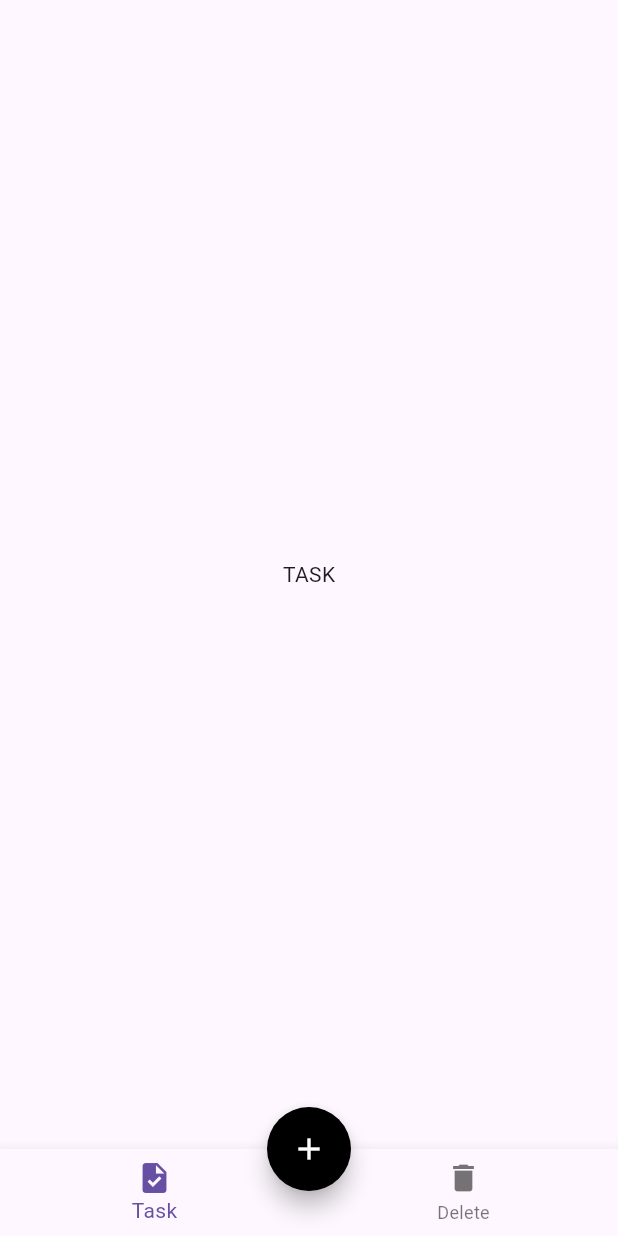
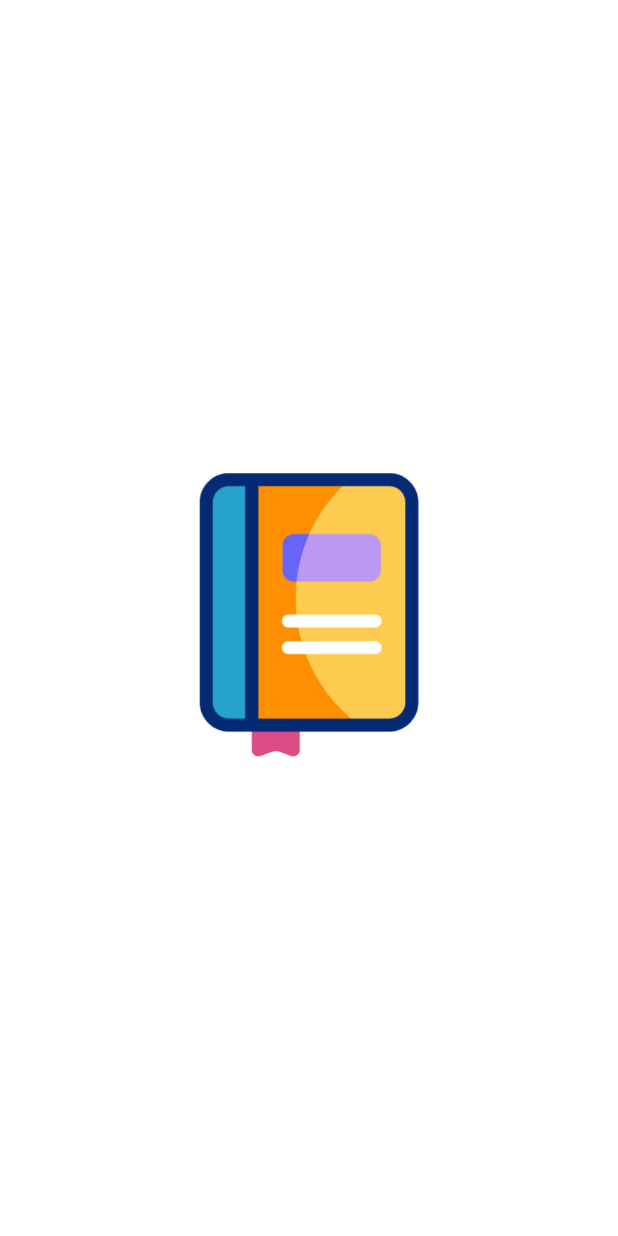
Before and after one commit to MohAdell/Todo_List, a Flutter app: the first screen one second after launch, on a phone screen of 412 x 824 dp. Run offline on Flutter 3.47's test engine with Material 3 defaults, Android fonts, the phone set to English and light mode, and no system bars; drawn by our look-alikes of another_flutter_splash_screen; our stand-ins replace animated_notch_bottom_bar, flutter_slidable, sizer, sqflite; accounts and stored records are empty.

Commit message:
NEW SPLASHSCREEN

```diff
--- a/lib/main.dart
+++ b/lib/main.dart
@@ -1,6 +1,5 @@
-import 'package:app2/view/home_page.dart';
+import 'package:app2/splash_screen.dart';
 import 'package:flutter/material.dart';
-import 'package:sizer/sizer.dart';
 
 void main() {
   runApp(const MyApp());
@@ -13,9 +12,9 @@ class MyApp extends StatelessWidget {
   @override
   Widget build(BuildContext context) {
     return MaterialApp(
-      debugShowCheckedModeBanner: false,
-      title: 'Flutter Demo',
-      home: HomePage(),
+      // debugShowCheckedModeBanner: false,
+      // title: 'Flutter Demo',
+      home: SplashScreen(),
     );
   }
 }
--- /dev/null
+++ b/lib/splash_screen.dart
@@ -0,0 +1,32 @@
+import 'package:another_flutter_splash_screen/another_flutter_splash_screen.dart';
+import 'package:flutter/cupertino.dart';
+
+import 'TodoAppUi.dart';
+
+class SplashScreen extends StatefulWidget {
+  const SplashScreen({super.key});
+
+  @override
+  State<SplashScreen> createState() => _SplashScreenState();
+}
+
+class _SplashScreenState extends State<SplashScreen> {
+  @override
+  Widget build(BuildContext context) {
+    return FlutterSplashScreen.gif(
+      gifPath: 'assets/image/notebook.gif',
+      gifWidth: 269,
+      gifHeight: 474,
+      backgroundColor: Color(0xFFFFFFFF),
+      setStateTimer: Duration(milliseconds: 100),
+      nextScreen: const MyApp(),
+      duration: const Duration(milliseconds: 3515),
+      onInit: () async {
+        debugPrint("onInit");
+      },
+      onEnd: () async {
+        debugPrint("onEnd 1");
+      },
+    );
+  }
+}
--- a/lib/view/home_page.dart
+++ b/lib/view/home_page.dart
@@ -1,190 +1,190 @@
-import 'package:app2/view/tasks_page.dart';
-import 'package:app2/view/widget/default_from_filed.dart';
-import 'package:app2/view/widget/default_text.dart';
-import 'package:flutter/cupertino.dart';
-import 'package:flutter/material.dart';
-import 'package:intl/intl.dart';
-import 'package:sqflite/sqflite.dart';
-
-import '../constant.dart';
-import '../data/local_data.dart';
-import 'delete_page.dart';
-import 'package:app2/view/widget/default_from_filed.dart';
-
-class HomePage extends StatefulWidget {
-  HomePage({super.key});
-
-  @override
-  State<HomePage> createState() => _HomePageState();
-}
-
-class _HomePageState extends State<HomePage> {
-  late Database database;
-  int currentIndex = 0;
-  @override
-  void initState() {
-    // crateDataBase();
-    super.initState();
-  }
-
-  List<Widget> screens = const [
-    TasksPage(),
-    DeletePage(),
-  ];
-  var scaffoldKey = GlobalKey<ScaffoldState>();
-  @override
-  Widget build(BuildContext context) {
-    return Scaffold(
-      key: scaffoldKey,
-      // appBar: AppBar(
-      //   title: DefaultText(
-      //     date: 'Todo List',
-      //   ),
-      // ),
-      body: screens[currentIndex],
-      floatingActionButtonLocation: FloatingActionButtonLocation.centerDocked,
-
-      floatingActionButton: FloatingActionButton(
-        shape: CircleBorder(),
-        backgroundColor: Colors.black,
-        onPressed: () {
-          scaffoldKey.currentState?.showBottomSheet((context) {
-            return Container(
-              padding: EdgeInsets.all(30),
-              height: MediaQuery.of(context).size.height * 0.4,
-              decoration: BoxDecoration(
-                  color: Colors.white10,
-                  borderRadius: BorderRadius.circular(30)),
-              child: Column(
-                //Old text filed
-                // children: [
-                //   TextField(
-                //     decoration: InputDecoration(
-                //         hintText: "Task",
-                //         suffixIcon: Icon(Icons.task),
-                //         border: OutlineInputBorder(
-                //             borderRadius: BorderRadius.circular(20))),
-                //   ),
-                //   const SizedBox(
-                //     height: 20,
-                //   ),
-                //   TextField(
-                //     decoration: InputDecoration(
-                //         hintText: "Date",
-                //         suffixIcon: Icon(Icons.calendar_month),
-                //         border: OutlineInputBorder(
-                //             borderRadius: BorderRadius.circular(20))),
-                //   ),
-                //   const SizedBox(
-                //     height: 20,
-                //   ),
-                //   TextField(
-                //     decoration: InputDecoration(
-                //         hintText: "Time",
-                //         suffixIcon: Icon(Icons.timer),
-                //         border: OutlineInputBorder(
-                //             borderRadius: BorderRadius.circular(20))),
-                //   ),
-                //   const SizedBox(
-                //     height: 20,
-                //   ),
-                //   TextField(
-                //     decoration: InputDecoration(
-                //         hintText: "Description",
-                //         suffixIcon: Icon(Icons.description),
-                //         border: OutlineInputBorder(
-                //             borderRadius: BorderRadius.circular(20))),
-                //   ),
-                // ],
-
-                // New text filed
-                children: [
-                  DefaultFromFiled(
-                    controller: tasksController,
-                    valid: (String? value) {
-                      if (value!.isEmpty) {
-                        return "Please enter valid";
-                      }
-                      return null;
-                    },
-                    Keyboard: TextInputType.text,
-                    hint: "Tasks",
-                    suffixIcon: Icon(Icons.task),
-                  ),
-                  const SizedBox(
-                    height: 20,
-                  ),
-                  DefaultFromFiled(
-                      controller: timerController,
-                      valid: (String? value) {
-                        if (value!.isEmpty) {
-                          return "Please enter valid";
-                        }
-                        return null;
-                      },
-                      Keyboard: TextInputType.datetime,
-                      hint: "Time",
-                      suffixIcon: Icon(Icons.timer),
-                      onTap: () {
-                        showTimePicker(
-                                context: context, initialTime: TimeOfDay.now())
-                            .then((Value) {
-                          timerController.text =
-                              Value!.format(context).toString();
-                        });
-                      }),
-                  const SizedBox(
-                    height: 20,
-                  ),
-                  DefaultFromFiled(
-                    controller: dateController,
-                    valid: (String? value) {
-                      if (value!.isEmpty) {
-                        return "Please enter valid";
-                      }
-                      return null;
-                    },
-                    Keyboard: TextInputType.text,
-                    hint: "Date",
-                    suffixIcon: Icon(Icons.date_range),
-                    onTap: () async {
-                      await showDatePicker(
-                              context: context,
-                              firstDate: DateTime.now(),
-                              lastDate: DateTime(2030))
-                          .then((value) {
-                        dateController.text =
-                            DateFormat.yMMMMd().format(value!);
-                      });
-                    },
-                  ),
-                ],
-              ),
-            );
-          });
-        },
-        disabledElevation: 0,
-        child: Icon(
-          Icons.add,
-          color: Colors.white,
-        ),
-      ),
-      bottomNavigationBar: BottomNavigationBar(
-        currentIndex: currentIndex,
-        onTap: (index) {
-          // setState(() {
-          //   currentIndex = index;
-          //   LocalDataBase().addDataLocally(
-          //       title: tasksController.text,
-          //       time: timerController.text,
-          //       date: dateController.text);
-          // });
-        },
-        items: [
-          BottomNavigationBarItem(icon: Icon(Icons.task), label: 'Task'),
-          BottomNavigationBarItem(icon: Icon(Icons.delete), label: 'Delete')
-        ],
-      ),
-    );
-  }
-}
+// import 'package:app2/view/tasks_page.dart';
+// import 'package:app2/view/widget/default_from_filed.dart';
+// import 'package:app2/view/widget/default_text.dart';
+// import 'package:flutter/cupertino.dart';
+// import 'package:flutter/material.dart';
+// import 'package:intl/intl.dart';
+// import 'package:sqflite/sqflite.dart';
+//
+// import '../constant.dart';
+// import '../data/local_data.dart';
+// import 'delete_page.dart';
+// import 'package:app2/view/widget/default_from_filed.dart';
+//
+// class HomePage extends StatefulWidget {
+//   HomePage({super.key});
+//
+//   @override
+//   State<HomePage> createState() => _HomePageState();
+// }
+//
+// class _HomePageState extends State<HomePage> {
+//   late Database database;
+//   int currentIndex = 0;
+//   @override
+//   void initState() {
+//     // crateDataBase();
+//     super.initState();
+//   }
+//
+//   List<Widget> screens = const [
+//     TasksPage(),
+//     DeletePage(),
+//   ];
+//   var scaffoldKey = GlobalKey<ScaffoldState>();
+//   @override
+//   Widget build(BuildContext context) {
+//     return Scaffold(
+//       key: scaffoldKey,
+//       // appBar: AppBar(
+//       //   title: DefaultText(
+//       //     date: 'Todo List',
+//       //   ),
+//       // ),
+//       body: screens[currentIndex],
+//       floatingActionButtonLocation: FloatingActionButtonLocation.centerDocked,
+//
+//       floatingActionButton: FloatingActionButton(
+//         shape: CircleBorder(),
+//         backgroundColor: Colors.black,
+//         onPressed: () {
+//           scaffoldKey.currentState?.showBottomSheet((context) {
+//             return Container(
+//               padding: EdgeInsets.all(30),
+//               height: MediaQuery.of(context).size.height * 0.4,
+//               decoration: BoxDecoration(
+//                   color: Colors.white10,
+//                   borderRadius: BorderRadius.circular(30)),
+//               child: Column(
+//                 //Old text filed
+//                 // children: [
+//                 //   TextField(
+//                 //     decoration: InputDecoration(
+//                 //         hintText: "Task",
+//                 //         suffixIcon: Icon(Icons.task),
+//                 //         border: OutlineInputBorder(
+//                 //             borderRadius: BorderRadius.circular(20))),
+//                 //   ),
+//                 //   const SizedBox(
+//                 //     height: 20,
+//                 //   ),
+//                 //   TextField(
+//                 //     decoration: InputDecoration(
+//                 //         hintText: "Date",
+//                 //         suffixIcon: Icon(Icons.calendar_month),
+//                 //         border: OutlineInputBorder(
+//                 //             borderRadius: BorderRadius.circular(20))),
+//                 //   ),
+//                 //   const SizedBox(
+//                 //     height: 20,
+//                 //   ),
+//                 //   TextField(
+//                 //     decoration: InputDecoration(
+//                 //         hintText: "Time",
+//                 //         suffixIcon: Icon(Icons.timer),
+//                 //         border: OutlineInputBorder(
+//                 //             borderRadius: BorderRadius.circular(20))),
+//                 //   ),
+//                 //   const SizedBox(
+//                 //     height: 20,
+//                 //   ),
+//                 //   TextField(
+//                 //     decoration: InputDecoration(
+//                 //         hintText: "Description",
+//                 //         suffixIcon: Icon(Icons.description),
+//                 //         border: OutlineInputBorder(
+//                 //             borderRadius: BorderRadius.circular(20))),
+//                 //   ),
+//                 // ],
+//
+//                 // New text filed
+//                 children: [
+//                   DefaultFromFiled(
+//                     controller: tasksController,
+//                     valid: (String? value) {
+//                       if (value!.isEmpty) {
+//                         return "Please enter valid";
+//                       }
+//                       return null;
+//                     },
+//                     Keyboard: TextInputType.text,
+//                     hint: "Tasks",
+//                     suffixIcon: Icon(Icons.task),
+//                   ),
+//                   const SizedBox(
+//                     height: 20,
+//                   ),
+//                   DefaultFromFiled(
+//                       controller: timerController,
+//                       valid: (String? value) {
+//                         if (value!.isEmpty) {
+//                           return "Please enter valid";
+//                         }
+//                         return null;
+//                       },
+//                       Keyboard: TextInputType.datetime,
+//                       hint: "Time",
+//                       suffixIcon: Icon(Icons.timer),
+//                       onTap: () {
+//                         showTimePicker(
+//                                 context: context, initialTime: TimeOfDay.now())
+//                             .then((Value) {
+//                           timerController.text =
+//                               Value!.format(context).toString();
+//                         });
+//                       }),
+//                   const SizedBox(
+//                     height: 20,
+//                   ),
+//                   DefaultFromFiled(
+//                     controller: dateController,
+//                     valid: (String? value) {
+//                       if (value!.isEmpty) {
+//                         return "Please enter valid";
+//                       }
+//                       return null;
+//                     },
+//                     Keyboard: TextInputType.text,
+//                     hint: "Date",
+//                     suffixIcon: Icon(Icons.date_range),
+//                     onTap: () async {
+//                       await showDatePicker(
+//                               context: context,
+//                               firstDate: DateTime.now(),
+//                               lastDate: DateTime(2030))
+//                           .then((value) {
+//                         dateController.text =
+//                             DateFormat.yMMMMd().format(value!);
+//                       });
+//                     },
+//                   ),
+//                 ],
+//               ),
+//             );
+//           });
+//         },
+//         disabledElevation: 0,
+//         child: Icon(
+//           Icons.add,
+//           color: Colors.white,
+//         ),
+//       ),
+//       bottomNavigationBar: BottomNavigationBar(
+//         currentIndex: currentIndex,
+//         onTap: (index) {
+//           // setState(() {
+//           //   currentIndex = index;
+//           //   LocalDataBase().addDataLocally(
+//           //       title: tasksController.text,
+//           //       time: timerController.text,
+//           //       date: dateController.text);
+//           // });
+//         },
+//         items: [
+//           BottomNavigationBarItem(icon: Icon(Icons.task), label: 'Task'),
+//           BottomNavigationBarItem(icon: Icon(Icons.delete), label: 'Delete')
+//         ],
+//       ),
+//     );
+//   }
+// }
--- a/pubspec.yaml
+++ b/pubspec.yaml
@@ -40,6 +40,7 @@ dependencies:
   sqflite: ^2.3.3+1
   animated_notch_bottom_bar: ^1.0.3
   flutter_slidable: ^3.1.1
+  another_flutter_splash_screen: ^1.2.1
 
 dev_dependencies:
   flutter_test:
@@ -64,8 +65,8 @@ flutter:
   uses-material-design: true
 
   # To add assets to your application, add an assets section, like this:
-  # assets:
-  #   - images/a_dot_burr.jpeg
+  assets:
+    - assets/image/
   #   - images/a_dot_ham.jpeg
 
   # An image asset can refer to one or more resolution-specific "variants", see
```
Also changed, not shown: lib/TodoAppUi.dart (+2 -5 lines), assets/image/notebook.gif (added), assets/image/task-management.gif (added), pubspec.lock.
